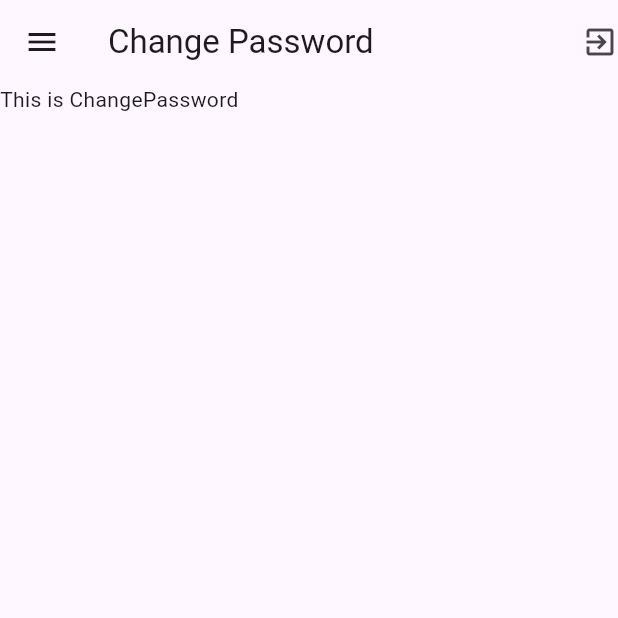
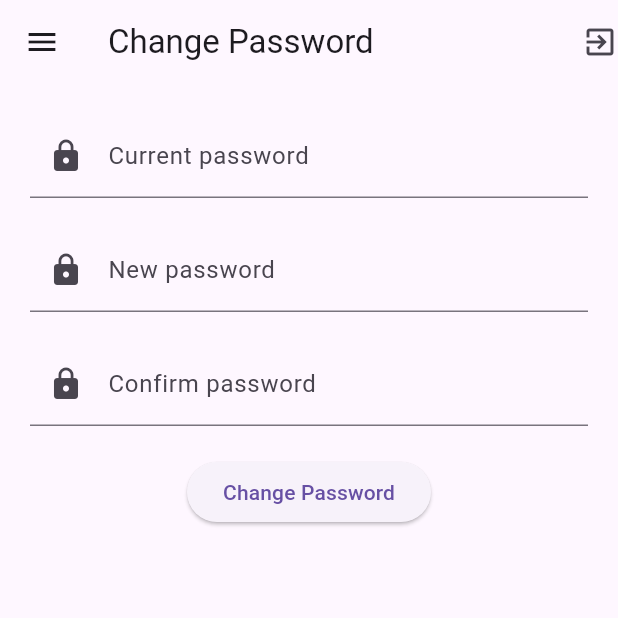
Before and after one commit to piyushkarmacharya/gym_member_app, a Flutter app: the HomePage screen opened directly, in the side drawer, after a tap on "Change Password", on a phone screen of 412 x 824 dp, the top half of it. Run offline on Flutter 3.47's test engine with Material 3 defaults, Android fonts, the phone set to English and light mode, and no system bars; missing offline and left inert: simple_barcode_scanner.

Commit message:
created change password page

```diff
--- a/lib/change_password.dart
+++ b/lib/change_password.dart
@@ -1,15 +1,156 @@
-import "package:flutter/material.dart";
+import 'dart:convert';
+
+import 'package:flutter/material.dart';
+import 'package:gym_member_app/homepage.dart';
+import 'package:gym_member_app/user_provider.dart';
+
+import 'package:http/http.dart' as http;
+import 'package:provider/provider.dart';
 
 class ChangePassword extends StatefulWidget {
   const ChangePassword({super.key});
-  State<ChangePassword> createState() => _ChangePassword();
+  State<ChangePassword> createState() => _ChangePasswordState();
 }
 
-class _ChangePassword extends State<ChangePassword> {
+class _ChangePasswordState extends State<ChangePassword> {
+  final _formKey = GlobalKey<FormState>();
+  final List<TextEditingController> ctr = [
+    TextEditingController(),
+    TextEditingController(),
+    TextEditingController()
+  ];
+
+  Future<void> setNewPassword(String oldPass, String newPass) async {
+    try {
+      final res = await http.post(
+        Uri.parse("http://127.0.0.1:8000/api/member/change-password"),
+        headers: {'Content-Type': 'application/json'},
+        body: jsonEncode({
+          'oldPassword': oldPass,
+          'newPassword': newPass,
+          'mid': Provider.of<UserProvider>(context, listen: false).getMid()
+        }),
+      );
+      String msg = jsonDecode(res.body)['message'];
+      if (res.statusCode == 200) {
+        ScaffoldMessenger.of(context).showSnackBar(
+          SnackBar(
+            content: Text(msg),
+          ),
+        );
+        if (msg == "success") {
+          setState(() {
+            Provider.of<UserProvider>(context, listen: false).setCurrentPage(0);
+            Navigator.of(context).pushReplacement(
+              MaterialPageRoute(
+                builder: (context) => HomePage(),
+              ),
+            );
+          });
+        }
+      } else {
+        ScaffoldMessenger.of(context)
+            .showSnackBar(SnackBar(content: Text("Connection problem")));
+      }
+    } catch (e) {
+      ScaffoldMessenger.of(context)
+          .showSnackBar(SnackBar(content: Text(e.toString())));
+    }
+  }
+
   @override
-  Widget build(BuildContext context) {
+  Widget build(BuildContext) {
     return Scaffold(
-      body: Text("This is ChangePassword"),
+      body: Form(
+        key: _formKey,
+        child: SingleChildScrollView(
+          scrollDirection: Axis.vertical,
+          child: Center(
+            child: Padding(
+              padding: const EdgeInsets.all(20.0),
+              child: Container(
+                height: 500,
+                width: 500,
+                child: Column(
+                  children: [
+                    TextFormField(
+                      controller: ctr[0],
+                      obscureText: true,
+                      decoration: InputDecoration(
+                        labelText: "Current password",
+                        prefixIcon: Icon(Icons.lock),
+                      ),
+                      validator: (value) {
+                        if (value == null || value.isEmpty) {
+                          return "Please enter password";
+                        } else if (value.length < 8) {
+                          return "Password must me minimum 8 character";
+                        }
+                        return null;
+                      },
+                    ),
+                    SizedBox(
+                      height: 20,
+                    ),
+                    TextFormField(
+                      controller: ctr[1],
+                      obscureText: true,
+                      decoration: InputDecoration(
+                        labelText: "New password",
+                        prefixIcon: Icon(Icons.lock),
+                      ),
+                      validator: (value) {
+                        if (value == null || value.isEmpty) {
+                          return "Please enter password";
+                        } else if (value.length < 8) {
+                          return "Password must me minimum 8 character";
+                        } else if (ctr[0].text == value) {
+                          return "Old password and new password cannot be same";
+                        }
+                        return null;
+                      },
+                    ),
+                    SizedBox(
+                      height: 20,
+                    ),
+                    TextFormField(
+                      controller: ctr[2],
+                      obscureText: true,
+                      decoration: InputDecoration(
+                        labelText: "Confirm password",
+                        prefixIcon: Icon(Icons.lock),
+                      ),
+                      validator: (value) {
+                        if (value == null || value.isEmpty) {
+                          return "Please enter password";
+                        } else if (value.length < 8) {
+                          return "Password must me minimum 8 character";
+                        } else if (ctr[1].text != value) {
+                          return "New password and confirm password donot match";
+                        }
+                        return null;
+                      },
+                    ),
+                    SizedBox(
+                      height: 20,
+                    ),
+                    ElevatedButton(
+                      onPressed: () {
+                        setState(() {
+                          if (_formKey.currentState!.validate()) {
+                            setNewPassword(ctr[0].text, ctr[1].text);
+                          }
+                        });
+                      },
+                      child: Text("Change Password"),
+                    ),
+                  ],
+                ),
+              ),
+            ),
+          ),
+        ),
+      ),
     );
   }
 }
--- a/lib/homepage.dart
+++ b/lib/homepage.dart
@@ -14,10 +14,11 @@ class HomePage extends StatefulWidget {
 }
 
 class _HomePageState extends State<HomePage> {
-  int selectedPage = 0;
+
   List<String> pageName = ['Dashboard', 'Attendance', 'Change Password','Attendance Details'];
   List<Widget> page = [Dashboard(), Attendance(), ChangePassword(),AttendanceDetails()];
   Widget build(BuildContext context) {
+    int selectedPage = Provider.of<UserProvider>(context,listen: false).getCurrentPage();
     return Scaffold(
       appBar: AppBar(
         title: Text(pageName[selectedPage]),
@@ -35,7 +36,7 @@ class _HomePageState extends State<HomePage> {
                 title: Text(pageName[index]),
                 onTap: (){
                   setState(() {
-                    selectedPage=index;
+                    Provider.of<UserProvider>(context,listen: false).setCurrentPage(index);
                   });
                   Navigator.of(context).pop();
                 },
--- a/lib/user_provider.dart
+++ b/lib/user_provider.dart
@@ -3,6 +3,7 @@ import "package:flutter/material.dart";
 class UserProvider extends ChangeNotifier {
   int mid = 0;
   String url = "127.0.0.1";
+  int currentPage=0;
 
   void setMid(int i) {
     mid = i;
@@ -16,4 +17,13 @@ class UserProvider extends ChangeNotifier {
   String getUrl() {
     return url;
   }
+
+  void setCurrentPage(int i) {
+    currentPage = i;
+    notifyListeners();
+  }
+
+  int getCurrentPage() {
+    return currentPage;
+  }
 }
```
